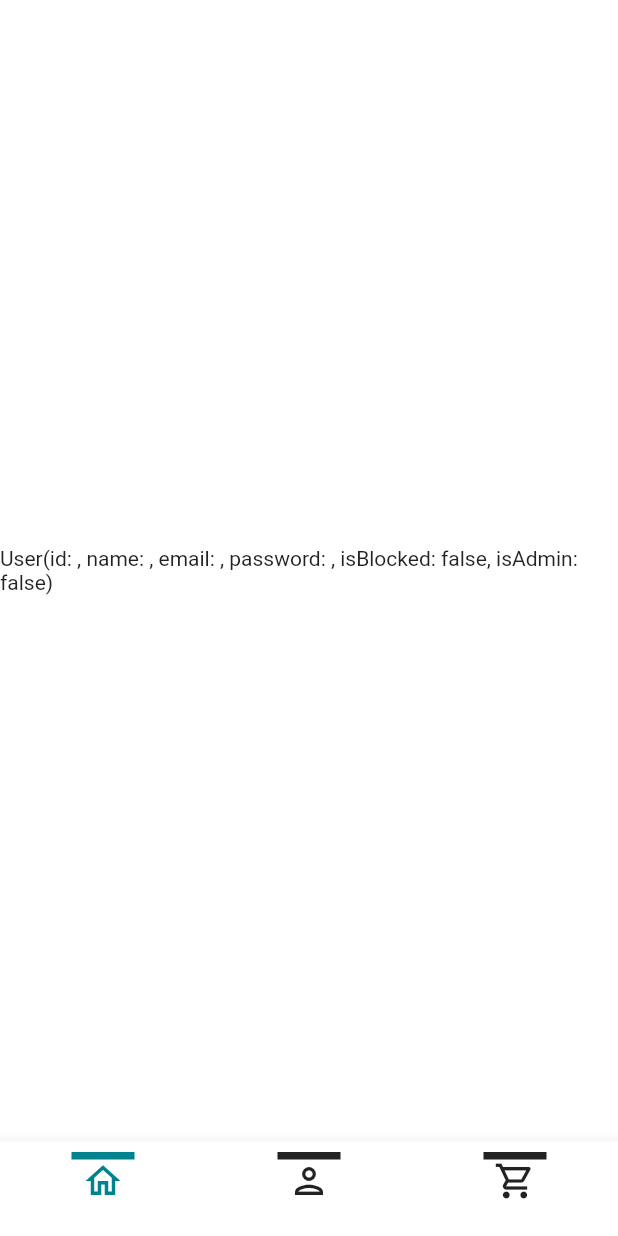
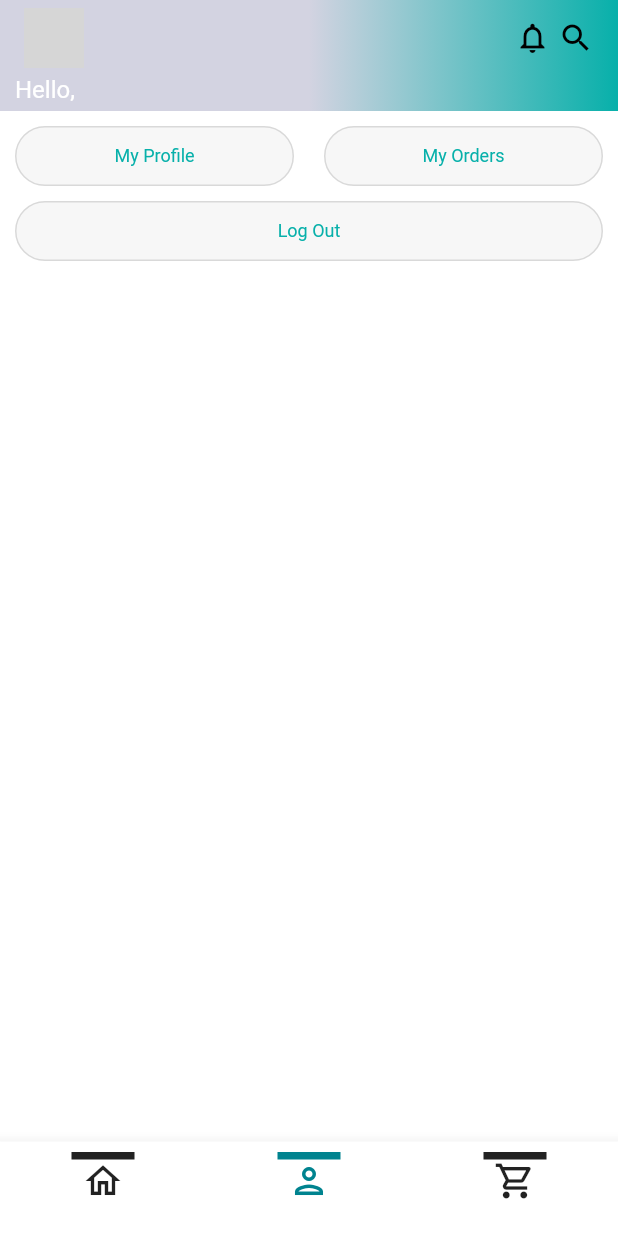
Before and after one commit to navneet3961/PharmacyBuddyFronted, a Flutter app: the BottomBar screen opened by its route, on a phone screen of 412 x 824 dp. Run offline on Flutter 3.47's test engine with Material 2 defaults, Android fonts, the phone set to English and light mode, and no system bars; our stand-ins replace flutter_dotenv, shared_preferences; accounts and stored records are empty; network calls fail; grey boxes are pictures that could not be loaded.

Commit message:
Created account page, added buttons and logout functionality

```diff
--- /dev/null
+++ b/lib/common-widgets/account_button.dart
@@ -0,0 +1,38 @@
+import 'package:flutter/material.dart';
+import 'package:pharmacy_buddy/common-widgets/custom_text.dart';
+
+class AccountButton extends StatelessWidget {
+  final String text;
+  final VoidCallback onTap;
+
+  const AccountButton({
+    Key? key,
+    required this.text,
+    required this.onTap,
+  }) : super(key: key);
+
+  @override
+  Widget build(BuildContext context) {
+    return Expanded(
+      child: Container(
+        margin: const EdgeInsets.symmetric(horizontal: 10),
+        height: 40,
+        decoration: BoxDecoration(
+          border: Border.all(color: Colors.white, width: 0.0),
+          borderRadius: BorderRadius.circular(50),
+          color: Colors.white,
+        ),
+        child: OutlinedButton(
+          style: ElevatedButton.styleFrom(
+            backgroundColor: Colors.black12.withOpacity(0.03),
+            shape: RoundedRectangleBorder(
+              borderRadius: BorderRadius.circular(50),
+            ),
+          ),
+          onPressed: onTap,
+          child: CustomText(str: text),
+        ),
+      ),
+    );
+  }
+}
--- a/lib/common-widgets/bottom_bar.dart
+++ b/lib/common-widgets/bottom_bar.dart
@@ -1,4 +1,5 @@
 import 'package:flutter/material.dart';
+import 'package:pharmacy_buddy/screens/account_screen.dart';
 import 'package:pharmacy_buddy/screens/home_screen.dart';
 import 'package:pharmacy_buddy/utils/constants.dart';
 
@@ -13,15 +14,13 @@ class BottomBar extends StatefulWidget {
 }
 
 class _BottomBarState extends State<BottomBar> {
-  int _page = BarItem.home.index;
+  int _page = BarItem.profile.index;
   double bottomBarWidth = 42;
   double bottomBarBorderWidth = 5;
 
   List<Widget> pages = [
     const HomeScreen(),
-    const Center(
-      child: Text("Account Page"),
-    ),
+    const AccountScreen(),
     const Center(
       child: Text("Cart Page"),
     ),
--- /dev/null
+++ b/lib/common-widgets/user_info_appbar.dart
@@ -0,0 +1,36 @@
+import 'package:flutter/material.dart';
+import 'package:pharmacy_buddy/providers/user_provider.dart';
+import 'package:pharmacy_buddy/utils/constants.dart';
+import 'package:provider/provider.dart';
+
+class UserInfoBar extends StatelessWidget {
+  const UserInfoBar({super.key});
+
+  @override
+  Widget build(BuildContext context) {
+    final user = Provider.of<UserProvider>(context).user;
+    return Container(
+      width: double.infinity,
+      decoration: const BoxDecoration(
+        gradient: GlobalVariables.appBarGradient,
+      ),
+      padding: const EdgeInsets.fromLTRB(10, 0, 10, 5),
+      child: RichText(
+          text: TextSpan(
+        text: "Hello, ",
+        style: const TextStyle(
+          fontSize: 16,
+        ),
+        children: [
+          TextSpan(
+            text: user.name,
+            style: const TextStyle(
+              fontSize: 16,
+              fontWeight: FontWeight.w600,
+            ),
+          ),
+        ],
+      )),
+    );
+  }
+}
--- /dev/null
+++ b/lib/screens/account_screen.dart
@@ -0,0 +1,88 @@
+import 'package:flutter/material.dart';
+import 'package:pharmacy_buddy/common-widgets/account_button.dart';
+import 'package:pharmacy_buddy/common-widgets/user_info_appbar.dart';
+import 'package:pharmacy_buddy/screens/auth_screen.dart';
+import 'package:pharmacy_buddy/services/shared_preferences.dart';
+import 'package:pharmacy_buddy/utils/constants.dart';
+
+class AccountScreen extends StatelessWidget {
+  const AccountScreen({super.key});
+
+  @override
+  Widget build(BuildContext context) {
+    return Scaffold(
+      appBar: PreferredSize(
+        preferredSize: const Size.fromHeight(50),
+        child: AppBar(
+          automaticallyImplyLeading: false,
+          elevation: 0,
+          flexibleSpace: Container(
+            decoration: const BoxDecoration(
+              gradient: GlobalVariables.appBarGradient,
+            ),
+          ),
+          title: Row(
+            mainAxisAlignment: MainAxisAlignment.spaceBetween,
+            children: [
+              Image.network(
+                'assets/images/logo.png',
+                height: 40,
+              ),
+              Container(
+                alignment: Alignment.topLeft,
+                child: Row(
+                  children: const [
+                    Icon(Icons.notifications_outlined),
+                    SizedBox(width: 5),
+                    Icon(Icons.search_outlined),
+                  ],
+                ),
+              ),
+            ],
+          ),
+        ),
+      ),
+      body: Column(
+        children: const [
+          UserInfoBar(),
+          SizedBox(height: 10),
+          Buttons(),
+        ],
+      ),
+    );
+  }
+}
+
+class Buttons extends StatelessWidget {
+  const Buttons({super.key});
+
+  @override
+  Widget build(BuildContext context) {
+    Future<void> logout() async {
+      await PrefService.destroyCache();
+      // ignore: use_build_context_synchronously
+      Navigator.pushNamedAndRemoveUntil(
+        context,
+        AuthScreen.routeName,
+        (route) => false,
+      );
+    }
+
+    return Column(
+      children: [
+        Row(
+          children: [
+            AccountButton(text: "My Profile", onTap: () {}),
+            AccountButton(text: "My Orders", onTap: () {}),
+          ],
+        ),
+        const SizedBox(height: 10),
+        Row(
+          children: [
+            AccountButton(text: "Log Out", onTap: logout),
+          ],
+        ),
+      ],
+    );
+  }
+}
--- a/lib/utils/constants.dart
+++ b/lib/utils/constants.dart
@@ -4,13 +4,13 @@ class GlobalVariables {
   // COLORS
   static const appBarGradient = LinearGradient(
     colors: [
-      Color.fromARGB(255, 29, 201, 192),
-      Color.fromARGB(255, 125, 221, 216),
+      Color.fromARGB(255, 211, 211, 225),
+      Color.fromARGB(255, 7, 176, 170),
     ],
     stops: [0.5, 1.0],
   );
 
-  static const secondaryColor = Color.fromRGBO(255, 153, 0, 1);
+  static const secondaryColor = Color.fromARGB(255, 7, 176, 170);
   static const backgroundColor = Colors.white;
   static const Color greyBackgroundColor = Color(0xffebecee);
   static var selectedNavBarColor = Colors.cyan[800]!;
--- a/pubspec.yaml
+++ b/pubspec.yaml
@@ -65,6 +65,7 @@ flutter:
   # To add assets to your application, add an assets section, like this:
   assets:
     - .env
+    - assets/images/
 
   # An image asset can refer to one or more resolution-specific "variants", see
   # https://flutter.dev/assets-and-images/#resolution-aware
```
Also changed, not shown: assets/images/logo.png (added), assets/images/logox.png (added).
